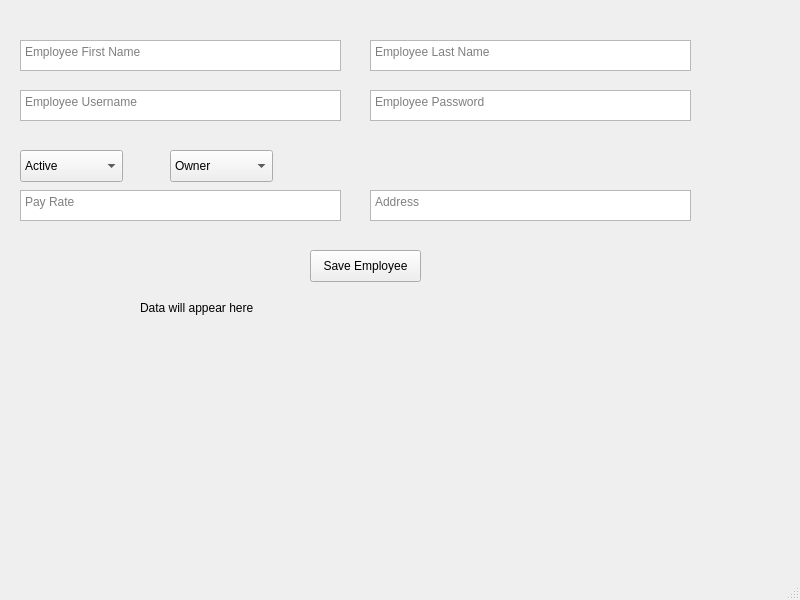
The window that addemployeeview.ui (pjpassero/StoreManager) describes before a commit, drawn with Qt 5.
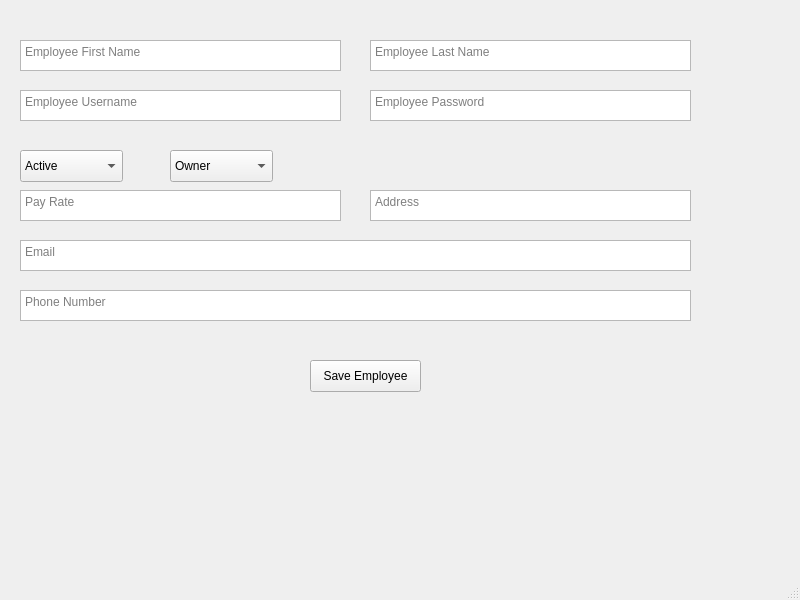
The same window after the commit.

Commit message: Worked on some small stuff. Made employee class unifed across app, database and class now match data, working on product now. Updated window titles

What changed in the file:
```diff
--- a/addemployeeview.ui
+++ b/addemployeeview.ui
@@ -156,7 +156,7 @@
     <property name="geometry">
      <rect>
       <x>310</x>
-      <y>250</y>
+      <y>360</y>
       <width>111</width>
       <height>32</height>
      </rect>
@@ -165,17 +165,30 @@
      <string>Save Employee</string>
     </property>
    </widget>
-   <widget class="QLabel" name="label">
+   <widget class="QTextEdit" name="email">
     <property name="geometry">
      <rect>
-      <x>140</x>
-      <y>300</y>
-      <width>551</width>
-      <height>16</height>
+      <x>20</x>
+      <y>240</y>
+      <width>671</width>
+      <height>31</height>
      </rect>
     </property>
-    <property name="text">
-     <string>Data will appear here</string>
+    <property name="placeholderText">
+     <string>Email</string>
+    </property>
+   </widget>
+   <widget class="QTextEdit" name="phoneNumber">
+    <property name="geometry">
+     <rect>
+      <x>20</x>
+      <y>290</y>
+      <width>671</width>
+      <height>31</height>
+     </rect>
+    </property>
+    <property name="placeholderText">
+     <string>Phone Number</string>
     </property>
    </widget>
   </widget>
```
The commit also changes 11 other files.
